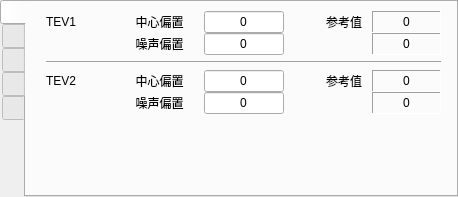
Old version of the form Gui/Options/debugui.ui in the repository rpdhunter/swbox.
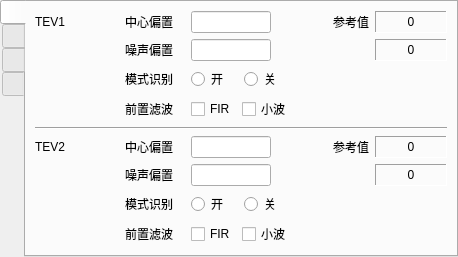
New version of the form. The open tabs and pages were chosen to show the change.

```diff
--- a/Gui/Options/debugui.ui
+++ b/Gui/Options/debugui.ui
@@ -53,41 +53,20 @@
       <attribute name="title">
        <string/>
       </attribute>
-      <layout class="QVBoxLayout" name="verticalLayout_2">
-       <property name="spacing">
-        <number>6</number>
-       </property>
-       <property name="leftMargin">
-        <number>20</number>
-       </property>
-       <property name="topMargin">
-        <number>9</number>
-       </property>
-       <property name="rightMargin">
-        <number>15</number>
-       </property>
-       <property name="bottomMargin">
-        <number>9</number>
-       </property>
+      <layout class="QVBoxLayout" name="verticalLayout">
        <item>
         <layout class="QGridLayout" name="gridLayout">
-         <property name="horizontalSpacing">
-          <number>10</number>
-         </property>
-         <property name="verticalSpacing">
-          <number>0</number>
-         </property>
-         <item row="2" column="1">
-          <widget class="QLabel" name="lab_Tev_offset2">
+         <item row="0" column="0">
+          <widget class="QLabel" name="label_H1">
            <property name="text">
-            <string>噪声偏置</string>
+            <string>TEV1</string>
            </property>
            <property name="alignment">
-            <set>Qt::AlignCenter</set>
+            <set>Qt::AlignLeading|Qt::AlignLeft|Qt::AlignVCenter</set>
            </property>
           </widget>
          </item>
-         <item row="1" column="1">
+         <item row="0" column="1">
           <widget class="QLabel" name="lab_Tev_offset1">
            <property name="text">
             <string>中心偏置</string>
@@ -97,51 +76,7 @@
            </property>
           </widget>
          </item>
-         <item row="2" column="4">
-          <widget class="QLabel" name="lab_offset_noise_h1">
-           <property name="baseSize">
-            <size>
-             <width>20</width>
-             <height>0</height>
-            </size>
-           </property>
-           <property name="frameShape">
-            <enum>QFrame::Panel</enum>
-           </property>
-           <property name="frameShadow">
-            <enum>QFrame::Sunken</enum>
-           </property>
-           <property name="text">
-            <string notr="true">0</string>
-           </property>
-           <property name="alignment">
-            <set>Qt::AlignCenter</set>
-           </property>
-          </widget>
-         </item>
-         <item row="2" column="2">
-          <widget class="QLineEdit" name="lineEdit_H1_NOISE">
-           <property name="sizePolicy">
-            <sizepolicy hsizetype="Preferred" vsizetype="Fixed">
-             <horstretch>0</horstretch>
-             <verstretch>0</verstretch>
-            </sizepolicy>
-           </property>
-           <property name="maximumSize">
-            <size>
-             <width>80</width>
-             <height>22</height>
-            </size>
-           </property>
-           <property name="text">
-            <string notr="true">0</string>
-           </property>
-           <property name="alignment">
-            <set>Qt::AlignCenter</set>
-           </property>
-          </widget>
-         </item>
-         <item row="1" column="2">
+         <item row="0" column="2">
           <widget class="QLineEdit" name="lineEdit_H1_ZERO">
            <property name="sizePolicy">
             <sizepolicy hsizetype="Preferred" vsizetype="Fixed">
@@ -156,36 +91,14 @@
             </size>
            </property>
            <property name="text">
-            <string notr="true">0</string>
+            <string notr="true"/>
            </property>
            <property name="alignment">
             <set>Qt::AlignCenter</set>
            </property>
           </widget>
          </item>
-         <item row="1" column="4">
-          <widget class="QLabel" name="lab_offset_zero_h1">
-           <property name="baseSize">
-            <size>
-             <width>20</width>
-             <height>0</height>
-            </size>
-           </property>
-           <property name="frameShape">
-            <enum>QFrame::Panel</enum>
-           </property>
-           <property name="frameShadow">
-            <enum>QFrame::Sunken</enum>
-           </property>
-           <property name="text">
-            <string notr="true">0</string>
-           </property>
-           <property name="alignment">
-            <set>Qt::AlignCenter</set>
-           </property>
-          </widget>
-         </item>
-         <item row="1" column="3">
+         <item row="0" column="3">
           <widget class="QLabel" name="label_4">
            <property name="text">
             <string>参考值</string>
@@ -195,16 +108,138 @@
            </property>
           </widget>
          </item>
-         <item row="1" column="0">
-          <widget class="QLabel" name="label_H1">
+         <item row="0" column="4">
+          <widget class="QLabel" name="lab_offset_zero_h1">
+           <property name="baseSize">
+            <size>
+             <width>20</width>
+             <height>0</height>
+            </size>
+           </property>
+           <property name="frameShape">
+            <enum>QFrame::Panel</enum>
+           </property>
+           <property name="frameShadow">
+            <enum>QFrame::Sunken</enum>
+           </property>
            <property name="text">
-            <string>TEV1</string>
+            <string notr="true">0</string>
            </property>
            <property name="alignment">
-            <set>Qt::AlignLeading|Qt::AlignLeft|Qt::AlignVCenter</set>
+            <set>Qt::AlignCenter</set>
            </property>
           </widget>
          </item>
+         <item row="1" column="1">
+          <widget class="QLabel" name="lab_noise_h1">
+           <property name="text">
+            <string>噪声偏置</string>
+           </property>
+           <property name="alignment">
+            <set>Qt::AlignCenter</set>
+           </property>
+          </widget>
+         </item>
+         <item row="1" column="2">
+          <widget class="QLineEdit" name="lineEdit_H1_NOISE">
+           <property name="sizePolicy">
+            <sizepolicy hsizetype="Preferred" vsizetype="Fixed">
+             <horstretch>0</horstretch>
+             <verstretch>0</verstretch>
+            </sizepolicy>
+           </property>
+           <property name="maximumSize">
+            <size>
+             <width>80</width>
+             <height>22</height>
+            </size>
+           </property>
+           <property name="text">
+            <string notr="true"/>
+           </property>
+           <property name="alignment">
+            <set>Qt::AlignCenter</set>
+           </property>
+          </widget>
+         </item>
+         <item row="1" column="4">
+          <widget class="QLabel" name="lab_offset_noise_h1">
+           <property name="baseSize">
+            <size>
+             <width>20</width>
+             <height>0</height>
+            </size>
+           </property>
+           <property name="frameShape">
+            <enum>QFrame::Panel</enum>
+           </property>
+           <property name="frameShadow">
+            <enum>QFrame::Sunken</enum>
+           </property>
+           <property name="text">
+            <string notr="true">0</string>
+           </property>
+           <property name="alignment">
+            <set>Qt::AlignCenter</set>
+           </property>
+          </widget>
+         </item>
+         <item row="2" column="1">
+          <widget class="QLabel" name="lab_bp_h1">
+           <property name="text">
+            <string>模式识别</string>
+           </property>
+           <property name="alignment">
+            <set>Qt::AlignCenter</set>
+           </property>
+          </widget>
+         </item>
+         <item row="2" column="2">
+          <layout class="QHBoxLayout" name="layout_bp_h1">
+           <item>
+            <widget class="QRadioButton" name="rbt_bp_on_h1">
+             <property name="text">
+              <string>开</string>
+             </property>
+            </widget>
+           </item>
+           <item>
+            <widget class="QRadioButton" name="rbt_bp_off_h1">
+             <property name="text">
+              <string>关</string>
+             </property>
+            </widget>
+           </item>
+          </layout>
+         </item>
+         <item row="3" column="1">
+          <widget class="QLabel" name="lab_filter_h1">
+           <property name="text">
+            <string>前置滤波</string>
+           </property>
+           <property name="alignment">
+            <set>Qt::AlignCenter</set>
+           </property>
+          </widget>
+         </item>
+         <item row="3" column="2">
+          <layout class="QHBoxLayout" name="horizontalLayout_5">
+           <item>
+            <widget class="QCheckBox" name="cbx_FIR_h1">
+             <property name="text">
+              <string>FIR</string>
+             </property>
+            </widget>
+           </item>
+           <item>
+            <widget class="QCheckBox" name="cbx_wavelet_h1">
+             <property name="text">
+              <string>小波</string>
+             </property>
+            </widget>
+           </item>
+          </layout>
+         </item>
         </layout>
        </item>
        <item>
@@ -216,13 +251,17 @@
        </item>
        <item>
         <layout class="QGridLayout" name="gridLayout_2">
-         <property name="horizontalSpacing">
-          <number>10</number>
-         </property>
-         <property name="verticalSpacing">
-          <number>0</number>
-         </property>
-         <item row="1" column="1">
+         <item row="0" column="0">
+          <widget class="QLabel" name="label_H2">
+           <property name="text">
+            <string>TEV2</string>
+           </property>
+           <property name="alignment">
+            <set>Qt::AlignLeading|Qt::AlignLeft|Qt::AlignVCenter</set>
+           </property>
+          </widget>
+         </item>
+         <item row="0" column="1">
           <widget class="QLabel" name="lab_Tev_offset1_3">
            <property name="text">
             <string>中心偏置</string>
@@ -232,7 +271,7 @@
            </property>
           </widget>
          </item>
-         <item row="1" column="2">
+         <item row="0" column="2">
           <widget class="QLineEdit" name="lineEdit_H2_ZERO">
            <property name="sizePolicy">
             <sizepolicy hsizetype="Preferred" vsizetype="Fixed">
@@ -247,14 +286,14 @@
             </size>
            </property>
            <property name="text">
-            <string notr="true">0</string>
+            <string notr="true"/>
            </property>
            <property name="alignment">
             <set>Qt::AlignCenter</set>
            </property>
           </widget>
          </item>
-         <item row="1" column="3">
+         <item row="0" column="3">
           <widget class="QLabel" name="label_9">
            <property name="text">
             <string>参考值</string>
@@ -264,7 +303,7 @@
            </property>
           </widget>
          </item>
-         <item row="1" column="4">
+         <item row="0" column="4">
           <widget class="QLabel" name="lab_offset_zero_h2">
            <property name="frameShape">
             <enum>QFrame::Panel</enum>
@@ -280,8 +319,8 @@
            </property>
           </widget>
          </item>
-         <item row="2" column="1">
-          <widget class="QLabel" name="lab_Tev_offset2_3">
+         <item row="1" column="1">
+          <widget class="QLabel" name="lab_noise_h2">
            <property name="text">
             <string>噪声偏置</string>
            </property>
@@ -290,7 +329,7 @@
            </property>
           </widget>
          </item>
-         <item row="2" column="2">
+         <item row="1" column="2">
           <widget class="QLineEdit" name="lineEdit_H2_NOISE">
            <property name="sizePolicy">
             <sizepolicy hsizetype="Preferred" vsizetype="Fixed">
@@ -305,14 +344,14 @@
             </size>
            </property>
            <property name="text">
-            <string notr="true">0</string>
+            <string notr="true"/>
            </property>
            <property name="alignment">
             <set>Qt::AlignCenter</set>
            </property>
           </widget>
          </item>
-         <item row="2" column="4">
+         <item row="1" column="4">
           <widget class="QLabel" name="lab_offset_noise_h2">
            <property name="frameShape">
             <enum>QFrame::Panel</enum>
@@ -328,31 +367,64 @@
            </property>
           </widget>
          </item>
-         <item row="1" column="0">
-          <widget class="QLabel" name="label_H2">
+         <item row="2" column="1">
+          <widget class="QLabel" name="lab_bp_h2">
            <property name="text">
-            <string>TEV2</string>
+            <string>模式识别</string>
            </property>
            <property name="alignment">
-            <set>Qt::AlignLeading|Qt::AlignLeft|Qt::AlignVCenter</set>
+            <set>Qt::AlignCenter</set>
            </property>
           </widget>
          </item>
+         <item row="2" column="2">
+          <layout class="QHBoxLayout" name="layout_bp_h2">
+           <item>
+            <widget class="QRadioButton" name="rbt_bp_on_h2">
+             <property name="text">
+              <string>开</string>
+             </property>
+            </widget>
+           </item>
+           <item>
+            <widget class="QRadioButton" name="rbt_bp_off_h2">
+             <property name="text">
+              <string>关</string>
+             </property>
+            </widget>
+           </item>
+          </layout>
+         </item>
+         <item row="3" column="1">
+          <widget class="QLabel" name="lab_filter_h2">
+           <property name="text">
+            <string>前置滤波</string>
+           </property>
+           <property name="alignment">
+            <set>Qt::AlignCenter</set>
+           </property>
+          </widget>
+         </item>
+         <item row="3" column="2">
+          <layout class="QHBoxLayout" name="horizontalLayout_6">
+           <item>
+            <widget class="QCheckBox" name="cbx_FIR_h2">
+             <property name="text">
+              <string>FIR</string>
+             </property>
+            </widget>
+           </item>
+           <item>
+            <widget class="QCheckBox" name="cbx_wavelet_h2">
+             <property name="text">
+              <string>小波</string>
+             </property>
+            </widget>
+           </item>
+          </layout>
+         </item>
         </layout>
        </item>
-       <item>
-        <spacer name="verticalSpacer_3">
-         <property name="orientation">
-          <enum>Qt::Vertical</enum>
-         </property>
-         <property name="sizeHint" stdset="0">
-          <size>
-           <width>20</width>
-           <height>40</height>
-          </size>
-         </property>
-        </spacer>
-       </item>
       </layout>
      </widget>
      <widget class="QWidget" name="tab_AA">
@@ -564,212 +636,6 @@
        </item>
       </layout>
      </widget>
-     <widget class="QWidget" name="tab_AE">
-      <attribute name="title">
-       <string/>
-      </attribute>
-      <layout class="QVBoxLayout" name="verticalLayout_4">
-       <item>
-        <layout class="QGridLayout" name="gridLayout_9">
-         <item row="1" column="2">
-          <widget class="QLineEdit" name="lineEdit_AE1_offset">
-           <property name="sizePolicy">
-            <sizepolicy hsizetype="Preferred" vsizetype="Fixed">
-             <horstretch>0</horstretch>
-             <verstretch>0</verstretch>
-            </sizepolicy>
-           </property>
-           <property name="text">
-            <string/>
-           </property>
-          </widget>
-         </item>
-         <item row="0" column="2">
-          <widget class="QLineEdit" name="lineEdit_AE1_Sensor">
-           <property name="sizePolicy">
-            <sizepolicy hsizetype="Preferred" vsizetype="Fixed">
-             <horstretch>0</horstretch>
-             <verstretch>0</verstretch>
-            </sizepolicy>
-           </property>
-          </widget>
-         </item>
-         <item row="0" column="1">
-          <widget class="QLabel" name="label_15">
-           <property name="text">
-            <string>传感器中心频率</string>
-           </property>
-          </widget>
-         </item>
-         <item row="1" column="3">
-          <widget class="QLabel" name="label_16">
-           <property name="text">
-            <string>参考值：</string>
-           </property>
-          </widget>
-         </item>
-         <item row="1" column="1">
-          <widget class="QLabel" name="label_17">
-           <property name="text">
-            <string>噪声偏置</string>
-           </property>
-          </widget>
-         </item>
-         <item row="1" column="4">
-          <widget class="QLabel" name="lab_offset_noise_ae1">
-           <property name="frameShape">
-            <enum>QFrame::Panel</enum>
-           </property>
-           <property name="frameShadow">
-            <enum>QFrame::Sunken</enum>
-           </property>
-           <property name="text">
-            <string notr="true">0</string>
-           </property>
-          </widget>
-         </item>
-         <item row="3" column="1">
-          <widget class="QLabel" name="label_18">
-           <property name="text">
-            <string>声音输出</string>
-           </property>
-          </widget>
-         </item>
-         <item row="3" column="2">
-          <layout class="QHBoxLayout" name="horizontalLayout_6">
-           <property name="spacing">
-            <number>3</number>
-           </property>
-           <item>
-            <widget class="QRadioButton" name="rbt_AE1_original">
-             <property name="text">
-              <string>原始值</string>
-             </property>
-            </widget>
-           </item>
-           <item>
-            <widget class="QRadioButton" name="rbt_AE1_envelope">
-             <property name="text">
-              <string>包络线</string>
-             </property>
-            </widget>
-           </item>
-          </layout>
-         </item>
-         <item row="0" column="0">
-          <widget class="QLabel" name="label_AE1">
-           <property name="text">
-            <string>AE1</string>
-           </property>
-          </widget>
-         </item>
-        </layout>
-       </item>
-       <item>
-        <widget class="Line" name="line_5">
-         <property name="orientation">
-          <enum>Qt::Horizontal</enum>
-         </property>
-        </widget>
-       </item>
-       <item>
-        <layout class="QGridLayout" name="gridLayout_8">
-         <item row="0" column="1">
-          <widget class="QLabel" name="label_11">
-           <property name="text">
-            <string>传感器中心频率</string>
-           </property>
-          </widget>
-         </item>
-         <item row="1" column="4">
-          <widget class="QLabel" name="lab_offset_noise_ae2">
-           <property name="frameShape">
-            <enum>QFrame::Panel</enum>
-           </property>
-           <property name="frameShadow">
-            <enum>QFrame::Sunken</enum>
-           </property>
-           <property name="text">
-            <string notr="true">0</string>
-           </property>
-          </widget>
-         </item>
-         <item row="1" column="2">
-          <widget class="QLineEdit" name="lineEdit_AE2_offset">
-           <property name="sizePolicy">
-            <sizepolicy hsizetype="Preferred" vsizetype="Fixed">
-             <horstretch>0</horstretch>
-             <verstretch>0</verstretch>
-            </sizepolicy>
-           </property>
-           <property name="text">
-            <string/>
-           </property>
-          </widget>
-         </item>
-         <item row="0" column="2">
-          <widget class="QLineEdit" name="lineEdit_AE2_Sensor">
-           <property name="sizePolicy">
-            <sizepolicy hsizetype="Preferred" vsizetype="Fixed">
-             <horstretch>0</horstretch>
-             <verstretch>0</verstretch>
-            </sizepolicy>
-           </property>
-          </widget>
-         </item>
-         <item row="1" column="3">
-          <widget class="QLabel" name="label_12">
-           <property name="text">
-            <string>参考值：</string>
-           </property>
-          </widget>
-         </item>
-         <item row="1" column="1">
-          <widget class="QLabel" name="label_13">
-           <property name="text">
-            <string>噪声偏置</string>
-           </property>
-          </widget>
-         </item>
-         <item row="3" column="2">
-          <layout class="QHBoxLayout" name="horizontalLayout_5">
-           <property name="spacing">
-            <number>3</number>
-           </property>
-           <item>
-            <widget class="QRadioButton" name="rbt_AE2_original">
-             <property name="text">
-              <string>原始值</string>
-             </property>
-            </widget>
-           </item>
-           <item>
-            <widget class="QRadioButton" name="rbt_AE2_envelope">
-             <property name="text">
-              <string>包络线</string>
-             </property>
-            </widget>
-           </item>
-          </layout>
-         </item>
-         <item row="3" column="1">
-          <widget class="QLabel" name="label_14">
-           <property name="text">
-            <string>声音输出</string>
-           </property>
-          </widget>
-         </item>
-         <item row="0" column="0">
-          <widget class="QLabel" name="label_AE2">
-           <property name="text">
-            <string>AE2</string>
-           </property>
-          </widget>
-         </item>
-        </layout>
-       </item>
-      </layout>
-     </widget>
      <widget class="QWidget" name="tab_Channel">
       <attribute name="title">
        <string/>
```
Left out of the diff: 30 changed lines with no effect on the pictures.
